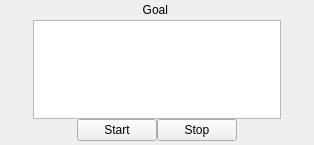
Before: the Qt Designer form src/ihm/widgets/mission.ui in bmael/I-rover, drawn with Qt 5.
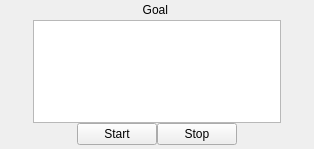
After: the same form once the commit is applied.

The edit to the form file:
```diff
--- a/src/ihm/widgets/mission.ui
+++ b/src/ihm/widgets/mission.ui
@@ -7,7 +7,7 @@
     <x>0</x>
     <y>0</y>
     <width>314</width>
-    <height>145</height>
+    <height>149</height>
    </rect>
   </property>
   <property name="minimumSize">
```
Left out of the diff: 2 changed lines with no effect on the pictures.
